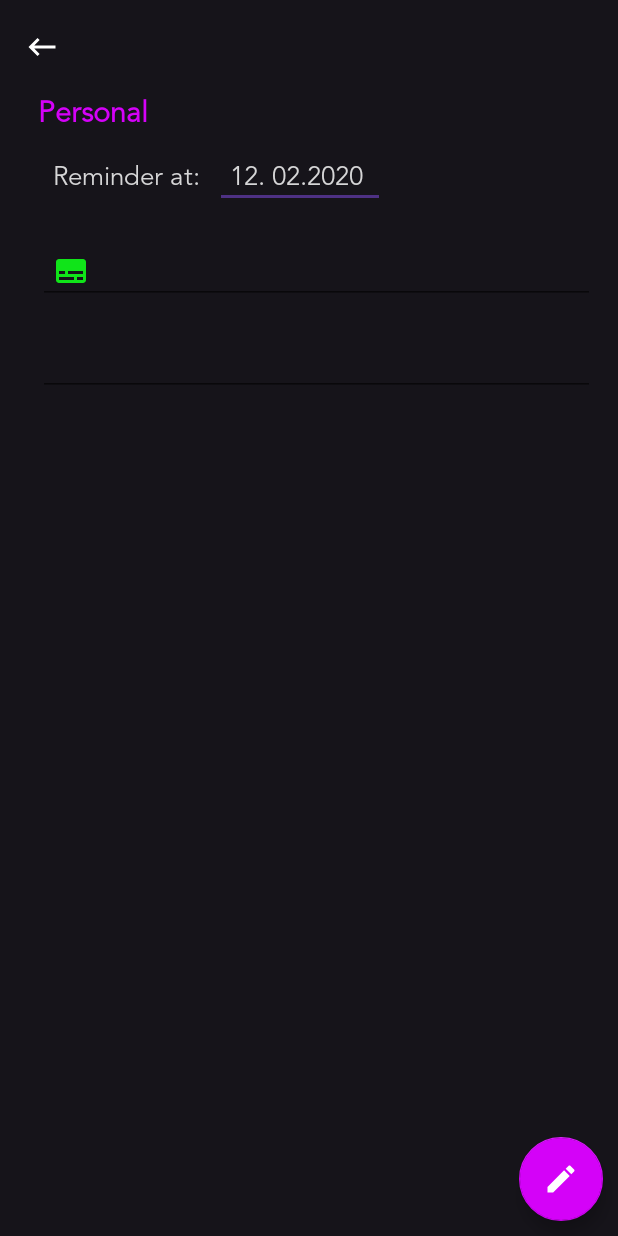
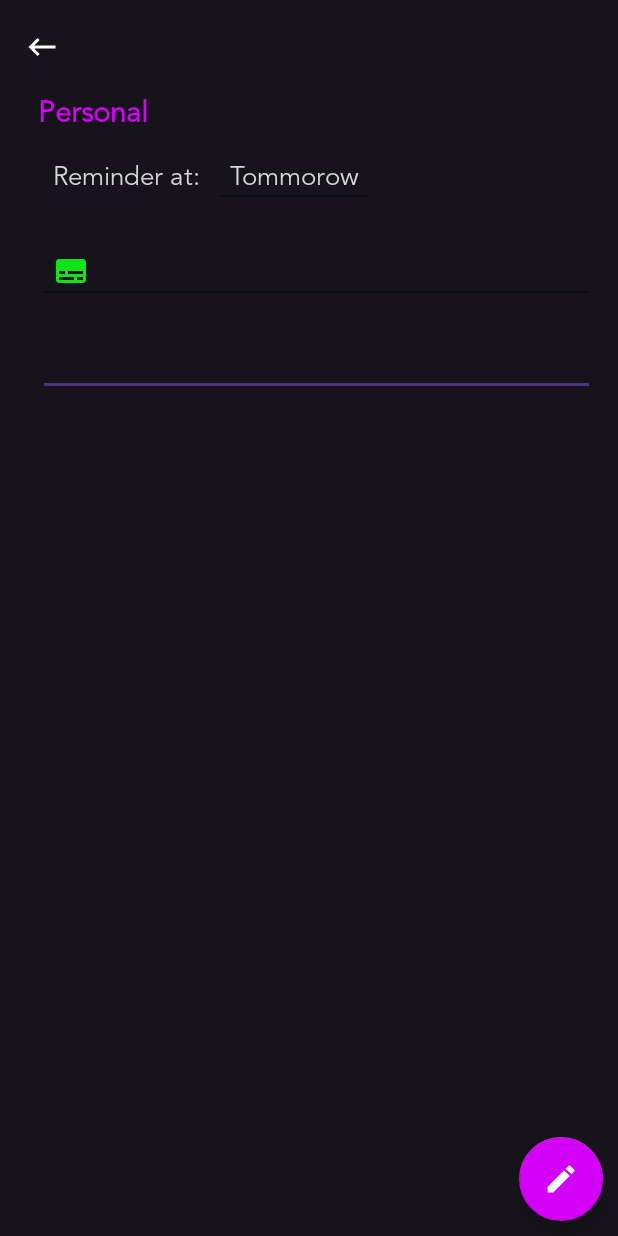
Before and after one commit to Ikami-Mercy/ToDoList, an Android app: the SingleTaskActivity screen opened directly, with no data from a screen before it, on a phone screen of 412 x 824 dp. Run offline under Robolectric (Android 15) with nearby library versions, the phone set to English and light mode, and no system bars; our stand-ins replace CircleImageView; libraries missing offline, so code that uses them is left out: cn.pedant; 5 statements that could not run were skipped.

Commit message:
UI update

```diff
--- a/app/src/main/res/layout/activity_create_new_task.xml
+++ b/app/src/main/res/layout/activity_create_new_task.xml
@@ -111,7 +111,7 @@
             android:layout_margin="15dp"
             android:padding="10dp"
             android:lineSpacingMultiplier="2.0"
-            android:hint="Start writting"/>
+            android:hint="Start writing"/>
 
         <LinearLayout
             android:layout_width="match_parent"
--- a/app/src/main/res/layout/activity_single_task.xml
+++ b/app/src/main/res/layout/activity_single_task.xml
@@ -123,8 +123,9 @@
                     android:layout_height="wrap_content"
                     android:textColor="@color/mdtp_white"
                     android:textColorHint="@color/mdtp_white"
-                    android:text="12. 02.2020 "
+                    android:text="Tommorow"
                     android:padding="10dp"
+                    android:focusable="false"
                     android:textSize="17dp"
                     android:fontFamily="@font/avenir"
                     />
```
